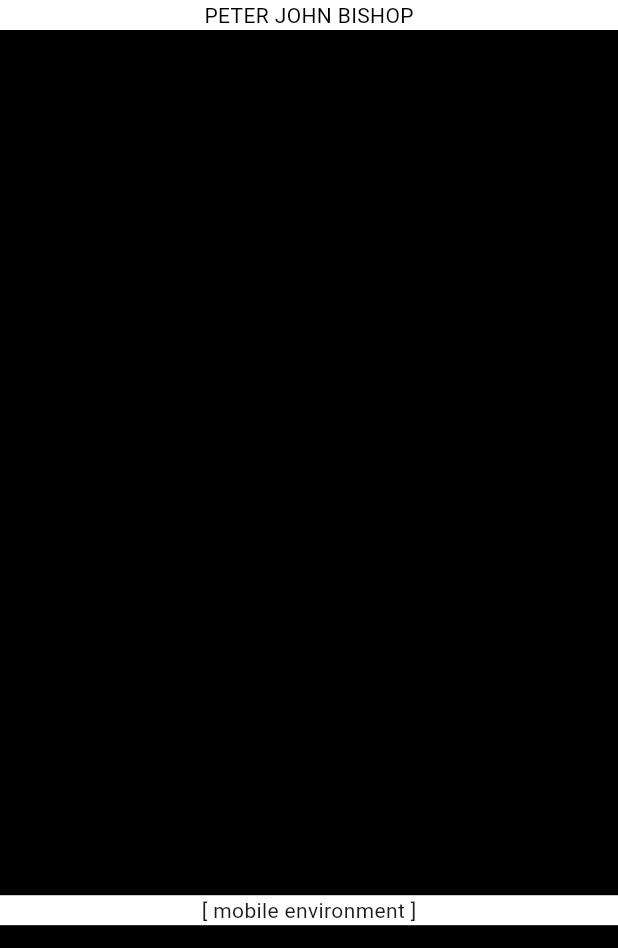
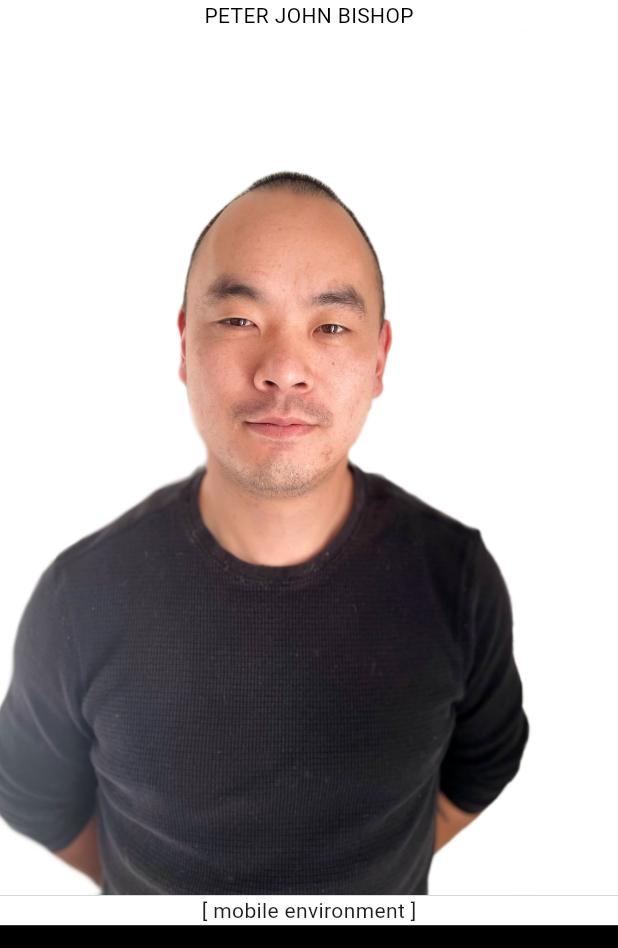
Before and after one commit to Pierre81385/mysite2023, a Flutter app: the first screen one second after launch, on a phone screen of 412 x 824 dp, the part 288-1236 px from its top. Run offline on Flutter 3.47's test engine with Material 2 defaults, Android fonts, the phone set to English and light mode, and no system bars.

Commit message:
added splash screen image

```diff
--- a/mysite2023/lib/components/banner.dart
+++ b/mysite2023/lib/components/banner.dart
@@ -1,6 +1,7 @@
 import 'package:flutter/material.dart';
 import 'package:mysite2023/components/about.dart';
 import 'package:mysite2023/components/gallery.dart';
+import 'package:mysite2023/components/splash.dart';
 
 class BannerWidget extends StatefulWidget {
   const BannerWidget(
@@ -15,14 +16,12 @@ class BannerWidget extends StatefulWidget {
 class _BannerWidgetState extends State<BannerWidget> {
   late bool _isMobile;
   late bool _showAll;
-  late bool _hover;
   late bool _about;
 
   @override
   void initState() {
+    _about = false;
     super.initState();
-    _hover = false;
-    _about = false;
   }
 
   @override
@@ -48,48 +47,24 @@ class _BannerWidgetState extends State<BannerWidget> {
                       child: InkWell(
                         splashColor: Colors.black,
                         onTap: () {
-                        if (_about == false) {
                           setState(() {
-                            _about = true;
-                          });
-                        }
-
-                        if (_about == true) {
-                          setState(() {
-                            _about == false;
-                          });
-                        }
-                      },
-                      onHover: (value) {
-                        setState(() {
-                          _hover = value;
+                            _about = !_about;
                           });
                         },
-                      child: _about
-                          ? Text("About",
-                              textAlign: TextAlign.start,
+                        child: Text(
+                          _about ? "About" : "PJB",
+                          textAlign:
+                              _about ? TextAlign.start : TextAlign.center,
                           style: TextStyle(
                               color: _showAll
-                                      ? _hover
-                                          ? Colors.red
-                                          : Colors.black
-                                      : Colors.white,
-                                  fontSize: 92,
-                                  fontWeight: FontWeight.bold))
-                          : Text(
-                              "PJB",
-                              textAlign: TextAlign.center,
-                              style: TextStyle(
-                                  color: _showAll
-                                      ? _hover
+                                  ? _about
                                       ? Colors.red
                                       : Colors.black
                                   : Colors.white,
                               fontSize: 92,
                               fontWeight: FontWeight.bold),
                         ),
-                    ),
-                  ),
+                      )),
                   Text(
                     "FULL STACK DEVELOPER",
                     style: TextStyle(
@@ -117,12 +92,19 @@ class _BannerWidgetState extends State<BannerWidget> {
                 ],
               ),
             ),
-            AnimatedOpacity(
+            _showAll
+                ? AnimatedOpacity(
                     opacity: _showAll ? 1.0 : 0.0,
                     duration: const Duration(milliseconds: 2000),
                     child: Container(
                         decoration: BoxDecoration(color: Colors.black),
-                    child: GalleryWidget(isMobile: _isMobile))),
+                        child: GalleryWidget(isMobile: _isMobile)))
+                : Container(
+                    decoration: BoxDecoration(color: Colors.white),
+                    child: SplashWidget(
+                      isMobile: _isMobile,
+                    ),
+                  ),
             Row(
               children: [
                 Expanded(
--- /dev/null
+++ b/mysite2023/lib/components/splash.dart
@@ -0,0 +1,32 @@
+import 'package:flutter/material.dart';
+
+class SplashWidget extends StatefulWidget {
+  const SplashWidget({super.key, required this.isMobile});
+  final bool isMobile;
+
+  @override
+  State<SplashWidget> createState() => _SplashWidgetState();
+}
+
+class _SplashWidgetState extends State<SplashWidget> {
+  late bool _isMobile;
+
+  @override
+  Widget build(BuildContext context) {
+    _isMobile = widget.isMobile;
+    double height = MediaQuery.of(context).size.height;
+    double width = MediaQuery.of(context).size.width;
+    return SizedBox(
+      height: _isMobile ? height * 0.7 : height * 0.7,
+      width: _isMobile ? width : width,
+      child: Container(
+        decoration: BoxDecoration(
+          image: DecorationImage(
+            image: AssetImage("lib/assets/me.png"),
+            fit: BoxFit.fitHeight,
+          ),
+        ),
+      ),
+    );
+  }
+}
```
Lines whose indentation alone changed are shown as unchanged.
